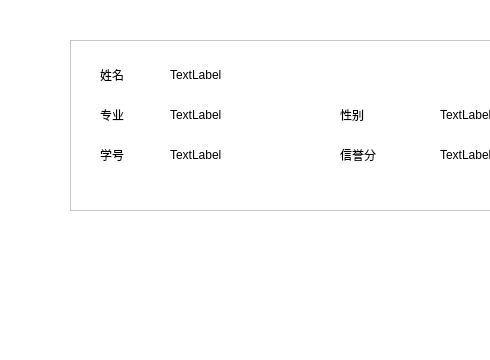
The window that BMS/view/userprofilewidget.ui (adventurer-w/Books-Management-System) describes before a commit, drawn with Qt 5; both pictures show x 190 to 680 and y 0 to 360 of the 1300 by 900 pixel window.
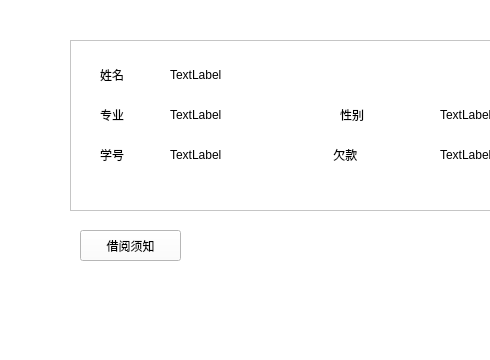
The same window after the commit.

```diff
--- a/BMS/view/userprofilewidget.ui
+++ b/BMS/view/userprofilewidget.ui
@@ -73,14 +73,14 @@
    <widget class="QLabel" name="lb_credit">
     <property name="geometry">
      <rect>
-      <x>270</x>
+      <x>260</x>
       <y>100</y>
       <width>70</width>
       <height>30</height>
      </rect>
     </property>
     <property name="text">
-     <string>信誉分</string>
+     <string> 欠款</string>
     </property>
    </widget>
    <widget class="QLabel" name="lb_sex_txt">
@@ -185,6 +185,19 @@
     </rect>
    </property>
   </widget>
+  <widget class="QPushButton" name="pushButton">
+   <property name="geometry">
+    <rect>
+     <x>270</x>
+     <y>230</y>
+     <width>101</width>
+     <height>31</height>
+    </rect>
+   </property>
+   <property name="text">
+    <string>借阅须知</string>
+   </property>
+  </widget>
  </widget>
  <resources/>
  <connections/>
```
